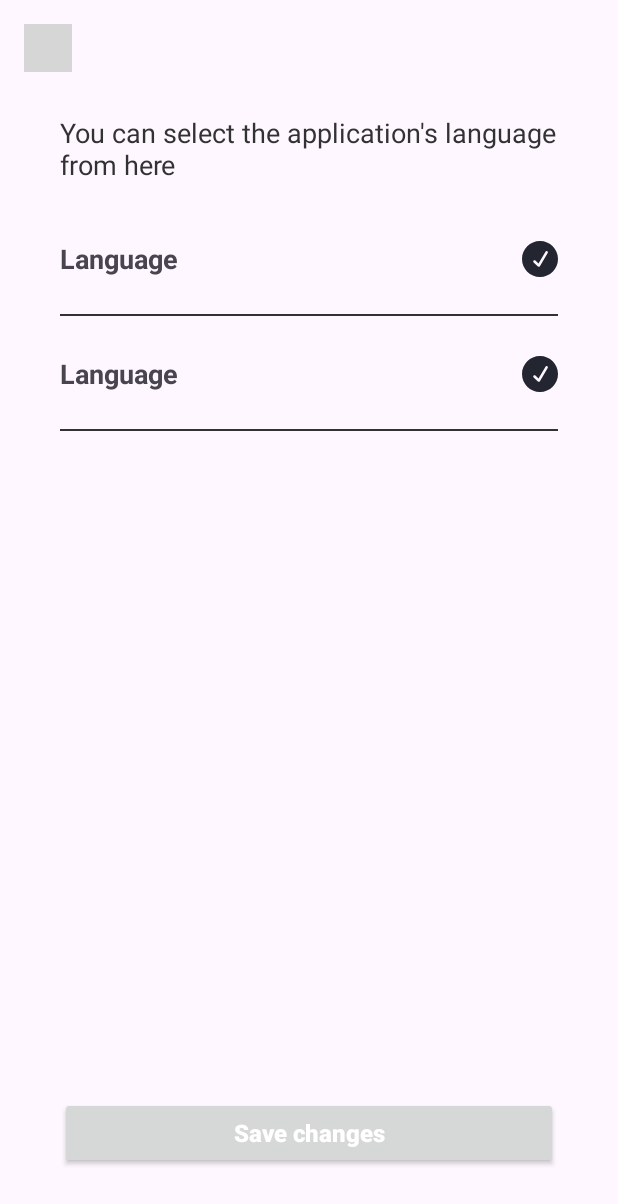
After one commit to onicacristina/HouseOfPizza-xml-version, an Android app: the layout fragment_select_language.xml on its own in the app's theme, with its tools: preview values and no code run, on a phone screen of 412 x 824 dp. The commit adds this screen. Shown: the top 1204 px of the screen. Run offline under Robolectric (Android 15) with nearby library versions, the phone set to English and light mode, and no system bars; grey boxes are pictures that could not be loaded.

Commit message:
Language Fragment UI

```diff
--- /dev/null
+++ b/app/src/main/java/com/example/myapplication/presentation/settings/select_language/SelectLanguageFragment.kt
@@ -0,0 +1,32 @@
+package com.example.myapplication.presentation.settings.select_language
+
+import androidx.lifecycle.ViewModelProvider
+import android.os.Bundle
+import androidx.fragment.app.Fragment
+import android.view.LayoutInflater
+import android.view.View
+import android.view.ViewGroup
+import com.example.myapplication.R
+
+class SelectLanguageFragment : Fragment() {
+
+    companion object {
+        fun newInstance() = SelectLanguageFragment()
+    }
+
+    private lateinit var viewModel: SelectLanguageViewModel
+
+    override fun onCreateView(
+        inflater: LayoutInflater, container: ViewGroup?,
+        savedInstanceState: Bundle?
+    ): View? {
+        return inflater.inflate(R.layout.fragment_select_language, container, false)
+    }
+
+    override fun onActivityCreated(savedInstanceState: Bundle?) {
+        super.onActivityCreated(savedInstanceState)
+        viewModel = ViewModelProvider(this).get(SelectLanguageViewModel::class.java)
+        // TODO: Use the ViewModel
+    }
+
+}
--- /dev/null
+++ b/app/src/main/java/com/example/myapplication/presentation/settings/select_language/SelectLanguageViewModel.kt
@@ -0,0 +1,7 @@
+package com.example.myapplication.presentation.settings.select_language
+
+import androidx.lifecycle.ViewModel
+
+class SelectLanguageViewModel : ViewModel() {
+    // TODO: Implement the ViewModel
+}
--- /dev/null
+++ b/app/src/main/res/drawable/ic_language_checked.xml
@@ -0,0 +1,12 @@
+<vector xmlns:android="http://schemas.android.com/apk/res/android"
+    android:width="32dp"
+    android:height="32dp"
+    android:viewportWidth="32"
+    android:viewportHeight="32">
+    <path
+        android:pathData="M16,0C24.837,0 32,7.163 32,16C32,24.837 24.837,32 16,32C7.163,32 0,24.837 0,16C0,7.163 7.163,0 16,0ZM22.446,9.168C21.903,8.835 21.198,9.012 20.871,9.564L14.681,19.99L11.936,17.348L11.846,17.27C11.386,16.909 10.722,16.954 10.314,17.393C9.879,17.861 9.898,18.599 10.359,19.042L14.138,22.681L14.224,22.756C14.759,23.178 15.55,23.04 15.908,22.436L22.835,10.77L22.887,10.671C23.14,10.135 22.956,9.482 22.446,9.168Z"
+        android:strokeWidth="1"
+        android:fillColor="#232631"
+        android:fillType="evenOdd"
+        android:strokeColor="#00000000"/>
+</vector>
--- /dev/null
+++ b/app/src/main/res/layout/fragment_select_language.xml
@@ -0,0 +1,61 @@
+<?xml version="1.0" encoding="utf-8"?>
+<androidx.constraintlayout.widget.ConstraintLayout xmlns:android="http://schemas.android.com/apk/res/android"
+    xmlns:app="http://schemas.android.com/apk/res-auto"
+    xmlns:tools="http://schemas.android.com/tools"
+    android:layout_width="match_parent"
+    android:layout_height="match_parent"
+    tools:context="com.example.myapplication.presentation.settings.select_language.SelectLanguageFragment">
+
+    <include
+        android:id="@+id/toolbar"
+        layout="@layout/layout_toolbar"
+        android:layout_width="0dp"
+        android:layout_height="wrap_content"
+        app:layout_constraintEnd_toEndOf="parent"
+        app:layout_constraintStart_toStartOf="parent"
+        app:layout_constraintTop_toTopOf="parent" />
+
+    <TextView
+        android:id="@+id/tvAboutLanguages"
+        android:layout_width="match_parent"
+        android:layout_height="wrap_content"
+        android:layout_marginHorizontal="40dp"
+        android:layout_marginTop="12dp"
+        android:text="@string/change_the_system_language"
+        android:textColor="@color/dark_gray"
+        android:textSize="18sp"
+        app:layout_constraintEnd_toEndOf="parent"
+        app:layout_constraintStart_toStartOf="parent"
+        app:layout_constraintTop_toBottomOf="@id/toolbar" />
+
+    <androidx.recyclerview.widget.RecyclerView
+        android:id="@+id/rvLanguages"
+        android:layout_width="match_parent"
+        android:layout_height="wrap_content"
+        android:layout_marginTop="12dp"
+        app:layout_constraintEnd_toEndOf="parent"
+        app:layout_constraintStart_toStartOf="parent"
+        app:layout_constraintTop_toBottomOf="@id/tvAboutLanguages"
+        tools:itemCount="2"
+        tools:listitem="@layout/item_language" />
+
+    <androidx.appcompat.widget.AppCompatButton
+        android:id="@+id/btnSave"
+        android:layout_width="0dp"
+        android:layout_height="48dp"
+        android:layout_marginHorizontal="40dp"
+        android:layout_marginTop="40dp"
+        android:gravity="center"
+        android:paddingHorizontal="24dp"
+        android:text="@string/save_changes"
+        android:textAllCaps="false"
+        android:textColor="@color/white"
+        android:textSize="@dimen/text_16"
+        android:textStyle="bold"
+        app:layout_constraintBottom_toBottomOf="parent"
+        app:layout_constraintEnd_toEndOf="parent"
+        app:layout_constraintStart_toStartOf="parent"
+        app:layout_constraintTop_toBottomOf="@id/rvLanguages"
+        app:layout_constraintVertical_bias="0.9" />
+
+</androidx.constraintlayout.widget.ConstraintLayout>
--- /dev/null
+++ b/app/src/main/res/layout/item_language.xml
@@ -0,0 +1,44 @@
+<?xml version="1.0" encoding="utf-8"?>
+<androidx.constraintlayout.widget.ConstraintLayout xmlns:android="http://schemas.android.com/apk/res/android"
+    xmlns:app="http://schemas.android.com/apk/res-auto"
+    xmlns:tools="http://schemas.android.com/tools"
+    android:id="@+id/clLanguage"
+    android:layout_width="match_parent"
+    android:layout_height="wrap_content">
+
+    <TextView
+        android:id="@+id/tvText"
+        android:layout_width="wrap_content"
+        android:layout_height="wrap_content"
+        android:layout_marginStart="40dp"
+        android:layout_marginTop="26dp"
+        android:layout_marginBottom="26dp"
+        android:textStyle="bold"
+        android:textSize="@dimen/text_18"
+        app:layout_constraintBottom_toBottomOf="parent"
+        app:layout_constraintStart_toStartOf="parent"
+        app:layout_constraintTop_toTopOf="parent"
+        tools:text="Language" />
+
+    <ImageView
+        android:id="@+id/ivArrow"
+        android:layout_width="24dp"
+        android:layout_height="24dp"
+        android:layout_marginEnd="40dp"
+        android:contentDescription="@null"
+        android:src="@drawable/ic_language_checked"
+        app:layout_constraintBottom_toBottomOf="parent"
+        app:layout_constraintEnd_toEndOf="parent"
+        app:layout_constraintTop_toTopOf="parent" />
+
+    <View
+        android:id="@+id/vLine"
+        android:layout_width="0dp"
+        android:layout_height="1dp"
+        android:layout_marginHorizontal="40dp"
+        android:background="@color/dark_gray"
+        app:layout_constraintBottom_toBottomOf="parent"
+        app:layout_constraintEnd_toEndOf="parent"
+        app:layout_constraintStart_toStartOf="parent" />
+
+</androidx.constraintlayout.widget.ConstraintLayout>
--- a/app/src/main/res/values/strings.xml
+++ b/app/src/main/res/values/strings.xml
@@ -16,4 +16,12 @@
     <string name="language">Language</string>
     <string name="version">Version %1$s</string>
 
+    <!--   language fragment   -->
+
+    <string name="change_the_system_language">You can select the application\'s language from here</string>
+    <string name="save_changes">Save changes</string>
+    <string name="english">English</string>
+    <string name="romanian">Romanian</string>
+
+
 </resources>
```
